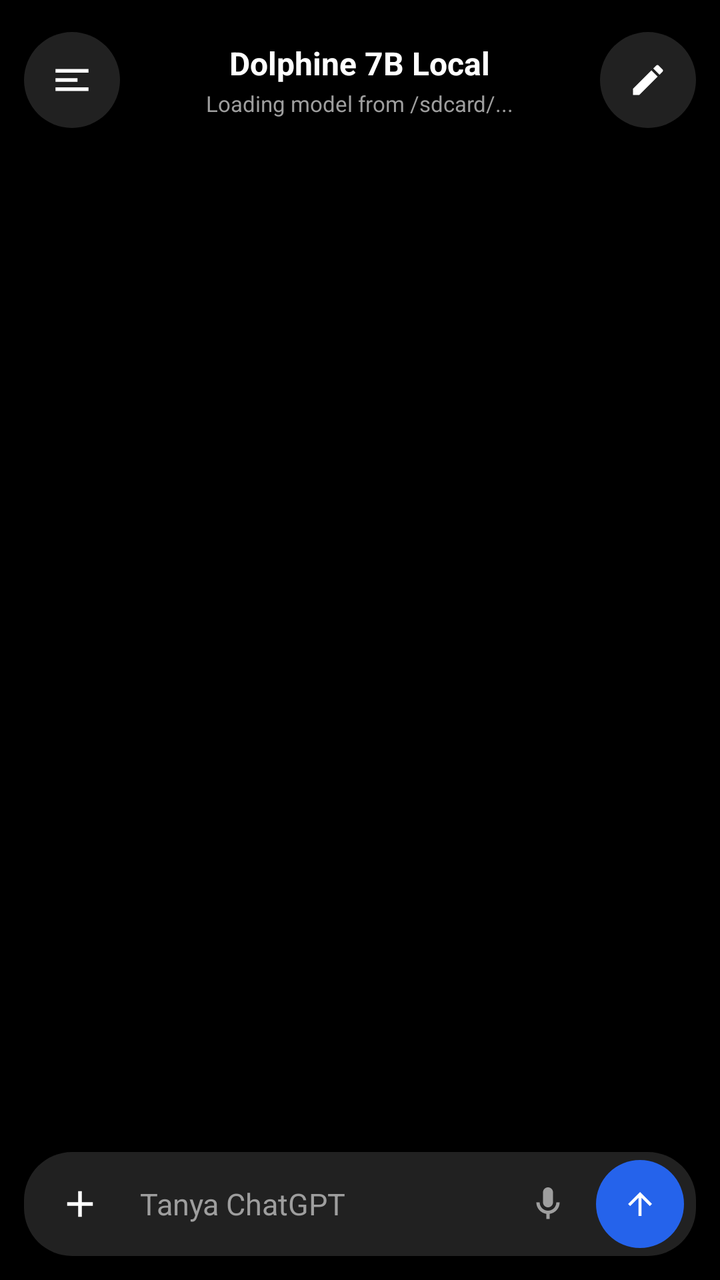
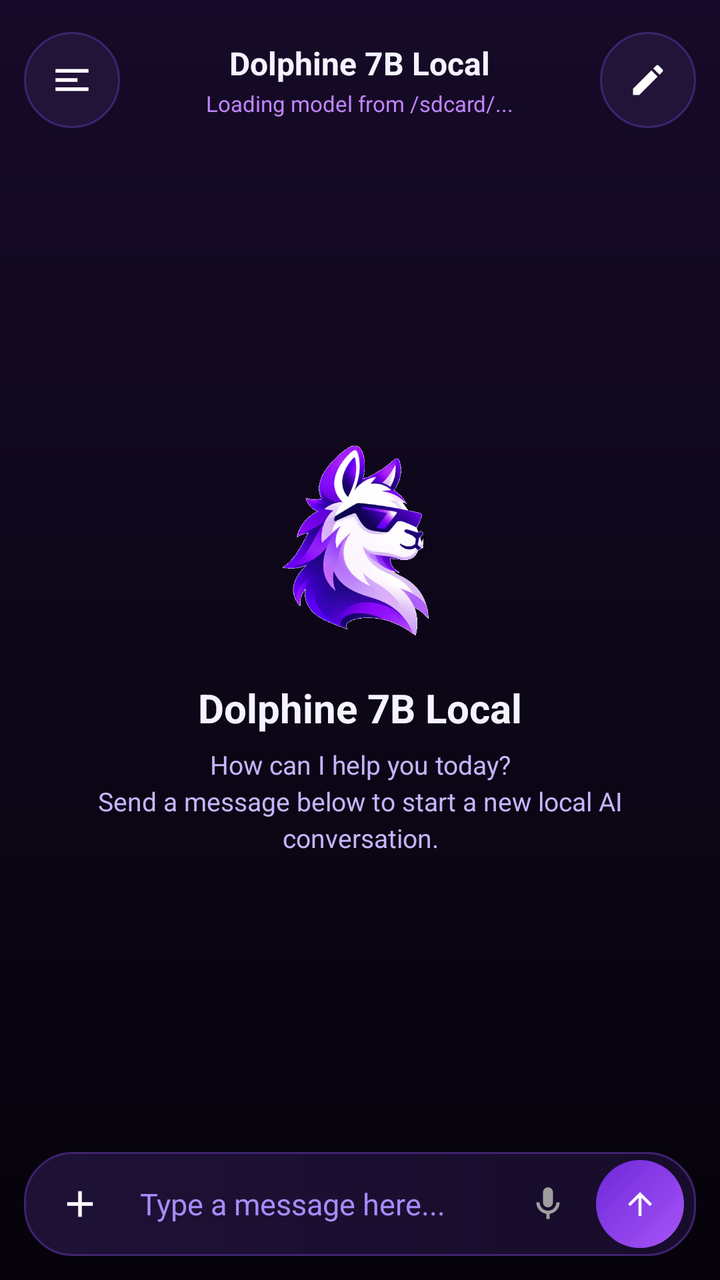

The first picture is an Android layout as it rendered before a commit; the second is the same layout after the commit. The layout source and the unified diff follow.
<!-- AndroidManifest.xml: activity theme Theme.MyApplication -->
<!-- res/layout/activity_main.xml -->
<?xml version="1.0" encoding="utf-8"?>
<androidx.drawerlayout.widget.DrawerLayout xmlns:android="http://schemas.android.com/apk/res/android"
    android:id="@+id/drawerLayout"
    android:layout_width="match_parent"
    android:layout_height="match_parent"
    android:background="#000000"
    android:fitsSystemWindows="true">

    
    <LinearLayout
        android:id="@+id/rootContainer"
        android:layout_width="match_parent"
        android:layout_height="match_parent"
        android:background="#000000"
        android:orientation="vertical"
        android:padding="12dp">

        
        <LinearLayout
            android:id="@+id/toolbarHeader"
            android:layout_width="match_parent"
            android:layout_height="wrap_content"
            android:gravity="center_vertical"
            android:orientation="horizontal"
            android:paddingTop="4dp"
            android:paddingBottom="8dp">

            <ImageButton
                android:id="@+id/btnMenuHamburger"
                android:layout_width="48dp"
                android:layout_height="48dp"
                android:background="@drawable/bg_circle_dark"
                android:contentDescription="@string/content_desc_menu"
                android:padding="12dp"
                android:scaleType="centerInside"
                android:src="@drawable/ic_menu_hamburger" />

            <LinearLayout
                android:layout_width="0dp"
                android:layout_height="wrap_content"
                android:layout_marginStart="12dp"
                android:layout_marginEnd="12dp"
                android:layout_weight="1"
                android:gravity="center"
                android:orientation="vertical">

                <TextView
                    android:id="@+id/tvAppTitle"
                    android:layout_width="wrap_content"
                    android:layout_height="wrap_content"
                    android:text="@string/app_name"
                    android:textColor="#FFFFFF"
                    android:textSize="16sp"
                    android:textStyle="bold" />

                <TextView
                    android:id="@+id/tvModelStatus"
                    android:layout_width="wrap_content"
                    android:layout_height="wrap_content"
                    android:layout_marginTop="2dp"
                    android:ellipsize="end"
                    android:maxLines="1"
                    android:text="@string/status_loading_model"
                    android:textColor="#9E9E9E"
                    android:textSize="11sp" />
            </LinearLayout>

            <ImageButton
                android:id="@+id/btnClearChat"
                android:layout_width="48dp"
                android:layout_height="48dp"
                android:background="@drawable/bg_circle_dark"
                android:contentDescription="@string/content_desc_new_chat"
                android:padding="13dp"
                android:scaleType="centerInside"
                android:src="@drawable/ic_new_chat" />
        </LinearLayout>

        
        <androidx.recyclerview.widget.RecyclerView
            android:id="@+id/recyclerViewChat"
            android:layout_width="match_parent"
            android:layout_height="0dp"
            android:layout_weight="1"
            android:clipToPadding="false"
            android:paddingTop="8dp"
            android:paddingBottom="8dp"
            android:scrollbars="vertical" />

        
        <LinearLayout
            android:id="@+id/inputBarContainer"
            android:layout_width="match_parent"
            android:layout_height="wrap_content"
            android:layout_marginTop="6dp"
            android:background="@drawable/bg_pill_input"
            android:gravity="center_vertical"
            android:minHeight="52dp"
            android:orientation="horizontal"
            android:paddingStart="6dp"
            android:paddingTop="4dp"
            android:paddingEnd="6dp"
            android:paddingBottom="4dp">

            <ImageButton
                android:id="@+id/btnPlus"
                android:layout_width="44dp"
                android:layout_height="44dp"
                android:background="?android:attr/selectableItemBackgroundBorderless"
                android:contentDescription="@string/content_desc_attach"
                android:padding="10dp"
                android:scaleType="centerInside"
                android:src="@drawable/ic_plus" />

            <EditText
                android:id="@+id/editTextMessage"
                android:layout_width="0dp"
                android:layout_height="wrap_content"
                android:layout_weight="1"
                android:background="@android:color/transparent"
                android:hint="@string/hint_ask_chatgpt"
                android:imeOptions="actionSend"
                android:importantForAutofill="no"
                android:inputType="textCapSentences|textMultiLine"
                android:maxLines="4"
                android:minHeight="44dp"
                android:paddingStart="8dp"
                android:paddingTop="10dp"
                android:paddingEnd="8dp"
                android:paddingBottom="10dp"
                android:textColor="#FFFFFF"
                android:textColorHint="#9E9E9E"
                android:textSize="15sp" />

            <ImageButton
                android:id="@+id/btnMic"
                android:layout_width="44dp"
                android:layout_height="44dp"
                android:background="?android:attr/selectableItemBackgroundBorderless"
                android:contentDescription="@string/content_desc_voice"
                android:padding="11dp"
                android:scaleType="centerInside"
                android:src="@drawable/ic_mic" />

            <ImageButton
                android:id="@+id/btnSend"
                android:layout_width="44dp"
                android:layout_height="44dp"
                android:layout_marginStart="2dp"
                android:background="@drawable/bg_send_circle_blue"
                android:contentDescription="@string/content_desc_send_message"
                android:padding="12dp"
                android:scaleType="centerInside"
                android:src="@drawable/ic_arrow_up" />
        </LinearLayout>

    </LinearLayout>

    
    <LinearLayout
        android:id="@+id/sidebarDrawer"
        android:layout_width="300dp"
        android:layout_height="match_parent"
        android:layout_gravity="start"
        android:background="#171717"
        android:clickable="true"
        android:focusable="true"
        android:orientation="vertical"
        android:padding="16dp">

        
        <LinearLayout
            android:layout_width="match_parent"
            android:layout_height="wrap_content"
            android:gravity="center_vertical"
            android:orientation="horizontal"
            android:paddingBottom="12dp">

            <TextView
                android:id="@+id/tvDrawerTitle"
                android:layout_width="0dp"
                android:layout_height="wrap_content"
                android:layout_weight="1"
                android:text="@string/drawer_title"
                android:textColor="#FFFFFF"
                android:textSize="20sp"
                android:textStyle="bold" />

            <ImageButton
                android:id="@+id/btnDrawerSearch"
                android:layout_width="44dp"
                android:layout_height="44dp"
                android:background="@drawable/bg_circle_dark"
                android:contentDescription="@string/content_desc_search"
                android:padding="11dp"
                android:scaleType="centerInside"
                android:src="@drawable/ic_search" />

            <ImageButton
                android:id="@+id/btnDrawerNewChat"
                android:layout_width="44dp"
                android:layout_height="44dp"
                android:layout_marginStart="8dp"
                android:background="@drawable/bg_circle_dark"
                android:contentDescription="@string/content_desc_new_chat"
                android:padding="11dp"
                android:scaleType="centerInside"
                android:src="@drawable/ic_new_chat" />
        </LinearLayout>

        <View
            android:layout_width="match_parent"
            android:layout_height="1dp"
            android:layout_marginBottom="8dp"
            android:background="#262626" />

        
        <androidx.recyclerview.widget.RecyclerView
            android:id="@+id/recyclerViewHistory"
            android:layout_width="match_parent"
            android:layout_height="0dp"
            android:layout_weight="1"
            android:clipToPadding="false"
            android:scrollbars="vertical" />

    </LinearLayout>

</androidx.drawerlayout.widget.DrawerLayout>
<!-- resources referenced by this layout -->
<resources>
  <!-- drawable bg_circle_dark (drawable) -->
  <?xml version="1.0" encoding="utf-8"?>
  <ripple xmlns:android="http://schemas.android.com/apk/res/android"
      android:color="#33FFFFFF">
      <item>
          <shape android:shape="oval">
              <solid android:color="#212121" />
          </shape>
      </item>
  </ripple>
  <!-- drawable bg_pill_input (drawable) -->
  <?xml version="1.0" encoding="utf-8"?>
  <shape xmlns:android="http://schemas.android.com/apk/res/android"
      android:shape="rectangle">
      <solid android:color="#212121" />
      <corners android:radius="24dp" />
  </shape>
  <!-- drawable bg_send_circle_blue (drawable) -->
  <?xml version="1.0" encoding="utf-8"?>
  <ripple xmlns:android="http://schemas.android.com/apk/res/android"
      android:color="#40FFFFFF">
      <item>
          <shape android:shape="oval">
              <solid android:color="#2563EB" />
          </shape>
      </item>
  </ripple>
  <string name="content_desc_attach">Add attachment</string>
  <string name="content_desc_menu">Open navigation drawer</string>
  <string name="content_desc_new_chat">New Chat</string>
  <string name="content_desc_search">Search history</string>
  <string name="content_desc_voice">Voice input</string>
  <string name="drawer_title">ChatGPT</string>
  <string name="hint_ask_chatgpt">Tanya ChatGPT</string>
  <!-- unchanged entries left out for length: 10 -->
</resources>

<!-- the commit's change to res/layout/activity_main.xml (unified diff, before → after) -->
@@ -3,7 +3,7 @@
     android:id="@+id/drawerLayout"
     android:layout_width="match_parent"
     android:layout_height="match_parent"
-    android:background="#000000"
+    android:background="@drawable/bg_main_gradient"
     android:fitsSystemWindows="true">
 
     
@@ -11,7 +11,7 @@
         android:id="@+id/rootContainer"
         android:layout_width="match_parent"
         android:layout_height="match_parent"
-        android:background="#000000"
+        android:background="@drawable/bg_main_gradient"
         android:orientation="vertical"
         android:padding="12dp">
 
@@ -49,7 +49,7 @@
                     android:layout_width="wrap_content"
                     android:layout_height="wrap_content"
                     android:text="@string/app_name"
-                    android:textColor="#FFFFFF"
+                    android:textColor="#F5F3FF"
                     android:textSize="16sp"
                     android:textStyle="bold" />
 
@@ -61,7 +61,7 @@
                     android:ellipsize="end"
                     android:maxLines="1"
                     android:text="@string/status_loading_model"
-                    android:textColor="#9E9E9E"
+                    android:textColor="#C084FC"
                     android:textSize="11sp" />
             </LinearLayout>
 
@@ -77,15 +77,65 @@
         </LinearLayout>
 
         
-        <androidx.recyclerview.widget.RecyclerView
-            android:id="@+id/recyclerViewChat"
+        <FrameLayout
+            android:id="@+id/chatAreaContainer"
             android:layout_width="match_parent"
             android:layout_height="0dp"
-            android:layout_weight="1"
-            android:clipToPadding="false"
-            android:paddingTop="8dp"
-            android:paddingBottom="8dp"
-            android:scrollbars="vertical" />
+            android:layout_weight="1">
+
+            <androidx.recyclerview.widget.RecyclerView
+                android:id="@+id/recyclerViewChat"
+                android:layout_width="match_parent"
+                android:layout_height="match_parent"
+                android:clipToPadding="false"
+                android:paddingTop="8dp"
+                android:paddingBottom="8dp"
+                android:scrollbars="vertical" />
+
+            
+            <LinearLayout
+                android:id="@+id/emptyChatWelcomeContainer"
+                android:layout_width="match_parent"
+                android:layout_height="wrap_content"
+                android:layout_gravity="center"
+                android:background="@android:color/transparent"
+                android:gravity="center"
+                android:orientation="vertical"
+                android:padding="24dp">
+
+                <ImageView
+                    android:id="@+id/ivEmptyChatLogo"
+                    android:layout_width="112dp"
+                    android:layout_height="112dp"
+                    android:background="@android:color/transparent"
+                    android:contentDescription="@string/content_desc_app_icon"
+                    android:scaleType="fitCenter"
+                    android:src="@drawable/img_app_logo_transparent" />
+
+                <TextView
+                    android:id="@+id/tvEmptyChatTitle"
+                    android:layout_width="wrap_content"
+                    android:layout_height="wrap_content"
+                    android:layout_marginTop="14dp"
+                    android:gravity="center"
+                    android:text="@string/empty_chat_title"
+                    android:textColor="#F5F3FF"
+                    android:textSize="20sp"
+                    android:textStyle="bold" />
+
+                <TextView
+                    android:id="@+id/tvEmptyChatSubtitle"
+                    android:layout_width="wrap_content"
+                    android:layout_height="wrap_content"
+                    android:layout_marginTop="6dp"
+                    android:gravity="center"
+                    android:lineSpacingExtra="3dp"
+                    android:maxWidth="280dp"
+                    android:text="@string/empty_chat_subtitle"
+                    android:textColor="#C4B5FD"
+                    android:textSize="13sp" />
+            </LinearLayout>
+        </FrameLayout>
 
         
         <LinearLayout
@@ -118,7 +168,7 @@
                 android:layout_height="wrap_content"
                 android:layout_weight="1"
                 android:background="@android:color/transparent"
-                android:hint="@string/hint_ask_chatgpt"
+                android:hint="@string/hint_ask_libllam"
                 android:imeOptions="actionSend"
                 android:importantForAutofill="no"
                 android:inputType="textCapSentences|textMultiLine"
@@ -128,8 +178,8 @@
                 android:paddingTop="10dp"
                 android:paddingEnd="8dp"
                 android:paddingBottom="10dp"
-                android:textColor="#FFFFFF"
-                android:textColorHint="#9E9E9E"
+                android:textColor="#F5F3FF"
+                android:textColorHint="#A78BFA"
                 android:textSize="15sp" />
 
             <ImageButton
@@ -159,10 +209,10 @@
     
     <LinearLayout
         android:id="@+id/sidebarDrawer"
-        android:layout_width="300dp"
+        android:layout_width="310dp"
         android:layout_height="match_parent"
         android:layout_gravity="start"
-        android:background="#171717"
+        android:background="@drawable/bg_main_gradient"
         android:clickable="true"
         android:focusable="true"
         android:orientation="vertical"
@@ -174,17 +224,32 @@
             android:layout_height="wrap_content"
             android:gravity="center_vertical"
             android:orientation="horizontal"
-            android:paddingBottom="12dp">
-
-            <TextView
-                android:id="@+id/tvDrawerTitle"
+            android:paddingBottom="10dp">
+
+            <LinearLayout
                 android:layout_width="0dp"
                 android:layout_height="wrap_content"
                 android:layout_weight="1"
-                android:text="@string/drawer_title"
-                android:textColor="#FFFFFF"
-                android:textSize="20sp"
-                android:textStyle="bold" />
+                android:orientation="vertical">
+
+                <TextView
+                    android:id="@+id/tvDrawerTitle"
+                    android:layout_width="wrap_content"
+                    android:layout_height="wrap_content"
+                    android:text="@string/drawer_title"
+                    android:textColor="#F5F3FF"
+                    android:textSize="19sp"
+                    android:textStyle="bold" />
+
+                <TextView
+                    android:id="@+id/tvDrawerSubtitle"
+                    android:layout_width="wrap_content"
+                    android:layout_height="wrap_content"
+                    android:layout_marginTop="2dp"
+                    android:text="@string/drawer_sessions_subtitle"
+                    android:textColor="#C084FC"
+                    android:textSize="11sp" />
+            </LinearLayout>
 
             <ImageButton
                 android:id="@+id/btnDrawerSearch"
@@ -208,20 +273,111 @@
                 android:src="@drawable/ic_new_chat" />
         </LinearLayout>
 
+        
+        <EditText
+            android:id="@+id/editDrawerSearch"
+            android:layout_width="match_parent"
+            android:layout_height="42dp"
+            android:layout_marginBottom="10dp"
+            android:background="@drawable/bg_chip_preset"
+            android:hint="@string/hint_search_sessions"
+            android:imeOptions="actionSearch"
+            android:importantForAutofill="no"
+            android:inputType="text"
+            android:maxLines="1"
+            android:paddingStart="12dp"
+            android:paddingEnd="12dp"
+            android:textColor="#F5F3FF"
+            android:textColorHint="#A78BFA"
+            android:textSize="13sp"
+            android:visibility="gone" />
+
         <View
             android:layout_width="match_parent"
             android:layout_height="1dp"
-            android:layout_marginBottom="8dp"
-            android:background="#262626" />
-
-        
-        <androidx.recyclerview.widget.RecyclerView
-            android:id="@+id/recyclerViewHistory"
+            android:layout_marginBottom="10dp"
+            android:background="#3E236E" />
+
+        
+        <FrameLayout
+            android:id="@+id/drawerHistoryContainer"
             android:layout_width="match_parent"
             android:layout_height="0dp"
-            android:layout_weight="1"
-            android:clipToPadding="false"
-            android:scrollbars="vertical" />
+            android:layout_weight="1">
+
+            
+            <androidx.recyclerview.widget.RecyclerView
+                android:id="@+id/recyclerViewHistory"
+                android:layout_width="match_parent"
+                android:layout_height="match_parent"
+                android:clipToPadding="false"
+                android:scrollbars="vertical" />
+
+            
+            <TextView
+                android:id="@+id/tvEmptyHistory"
+                android:layout_width="match_parent"
+                android:layout_height="wrap_content"
+                android:layout_gravity="center"
+                android:gravity="center"
+                android:padding="16dp"
+                android:text="@string/empty_session_history"
+                android:textColor="#A78BFA"
+                android:textSize="13sp"
+                android:visibility="gone" />
+        </FrameLayout>
+
+        <View
+            android:layout_width="match_parent"
+            android:layout_height="1dp"
+            android:layout_marginTop="8dp"
+            android:layout_marginBottom="10dp"
+            android:background="#3E236E" />
+
+        
+        <LinearLayout
+            android:id="@+id/btnDrawerSettings"
+            android:layout_width="match_parent"
+            android:layout_height="wrap_content"
+            android:background="@drawable/bg_chip_preset"
+            android:clickable="true"
+            android:focusable="true"
+            android:gravity="center_vertical"
+            android:minHeight="52dp"
+            android:orientation="horizontal"
+            android:padding="12dp">
+
+            <ImageView
+                android:layout_width="22dp"
+                android:layout_height="22dp"
+                android:contentDescription="@string/content_desc_settings"
+                android:src="@drawable/ic_settings" />
+
+            <LinearLayout
+                android:layout_width="0dp"
+                android:layout_height="wrap_content"
+                android:layout_marginStart="12dp"
+                android:layout_weight="1"
+                android:orientation="vertical">
+
+                <TextView
+                    android:layout_width="wrap_content"
+                    android:layout_height="wrap_content"
+                    android:text="@string/drawer_settings_button"
+                    android:textColor="#F5F3FF"
+                    android:textSize="13sp"
+                    android:textStyle="bold" />
+
+                <TextView
+                    android:id="@+id/tvDrawerSettingsSummary"
+                    android:layout_width="wrap_content"
+                    android:layout_height="wrap_content"
+                    android:layout_marginTop="2dp"
+                    android:text="@string/drawer_settings_summary_default"
+                    android:textColor="#C084FC"
+                    android:textSize="11sp" />
+            </LinearLayout>
+        </LinearLayout>
 
     </LinearLayout>
 
<!-- resource entries referenced after the edit -->
@@ -1,21 +1,56 @@
 <!-- resources referenced by this layout -->
 <resources>
+  <!-- drawable bg_chip_preset (drawable) -->
+  <?xml version="1.0" encoding="utf-8"?>
+  <shape xmlns:android="http://schemas.android.com/apk/res/android"
+      android:shape="rectangle">
+      <gradient
+          android:angle="135"
+          android:startColor="#261442"
+          android:endColor="#1A0D30"
+          android:type="linear" />
+      <corners android:radius="12dp" />
+      <stroke
+          android:width="1dp"
+          android:color="#4C2882" />
+  </shape>
   <!-- drawable bg_circle_dark (drawable) -->
   <?xml version="1.0" encoding="utf-8"?>
   <ripple xmlns:android="http://schemas.android.com/apk/res/android"
-      android:color="#33FFFFFF">
+      android:color="#33C084FC">
       <item>
           <shape android:shape="oval">
-              <solid android:color="#212121" />
+              <solid android:color="#221338" />
+              <stroke
+                  android:width="1dp"
+                  android:color="#3E236E" />
           </shape>
       </item>
   </ripple>
+  <!-- drawable bg_main_gradient (drawable) -->
+  <?xml version="1.0" encoding="utf-8"?>
+  <shape xmlns:android="http://schemas.android.com/apk/res/android"
+      android:shape="rectangle">
+      <gradient
+          android:angle="270"
+          android:startColor="@color/bg_gradient_start"
+          android:centerColor="@color/bg_gradient_center"
+          android:endColor="@color/bg_gradient_end"
+          android:type="linear" />
+  </shape>
   <!-- drawable bg_pill_input (drawable) -->
   <?xml version="1.0" encoding="utf-8"?>
   <shape xmlns:android="http://schemas.android.com/apk/res/android"
       android:shape="rectangle">
-      <solid android:color="#212121" />
+      <gradient
+          android:angle="0"
+          android:startColor="#1E1136"
+          android:endColor="#170C2B"
+          android:type="linear" />
       <corners android:radius="24dp" />
+      <stroke
+          android:width="1dp"
+          android:color="#3E236E" />
   </shape>
   <!-- drawable bg_send_circle_blue (drawable) -->
   <?xml version="1.0" encoding="utf-8"?>
@@ -23,17 +58,45 @@
       android:color="#40FFFFFF">
       <item>
           <shape android:shape="oval">
-              <solid android:color="#2563EB" />
+              <gradient
+                  android:angle="135"
+                  android:startColor="#A855F7"
+                  android:endColor="#6D28D9"
+                  android:type="linear" />
           </shape>
       </item>
   </ripple>
-  <string name="content_desc_attach">Add attachment</string>
-  <string name="content_desc_menu">Open navigation drawer</string>
-  <string name="content_desc_new_chat">New Chat</string>
-  <string name="content_desc_search">Search history</string>
-  <string name="content_desc_voice">Voice input</string>
-  <string name="drawer_title">ChatGPT</string>
-  <string name="hint_ask_chatgpt">Tanya ChatGPT</string>
+  <!-- drawable ic_settings (drawable) -->
+  <?xml version="1.0" encoding="utf-8"?>
+  <vector xmlns:android="http://schemas.android.com/apk/res/android"
+      android:width="24dp"
+      android:height="24dp"
+      android:viewportWidth="24"
+      android:viewportHeight="24">
+      <path
+          android:fillColor="#FFFFFF"
+          android:pathData="M3,17v2h6v-2H3zM3,5v2h10V5H3zM13,21v-2h8v-2h-8v-2h-2v6h2zM7,9v2H3v2h4v2h2V9H7zM21,13v-2H11v2h10zM15,9h2V7h4V5h-4V3h-2v6z" />
+  </vector>
+  <!-- drawable img_app_logo_transparent: png bitmap (drawable, 117610 bytes) -->
+  <string name="content_desc_app_icon">Dolphine 7B Local Icon</string>
+  <string name="content_desc_attach">Check model status</string>
+  <string name="content_desc_menu">Open chat session history menu</string>
+  <string name="content_desc_new_chat">Start a new chat session</string>
+  <string name="content_desc_search">Search chat history</string>
+  <string name="content_desc_settings">Inference &amp; RAM Settings</string>
+  <string name="content_desc_voice">Focus message input</string>
+  <string name="drawer_sessions_subtitle">Automatically saved to local database</string>
+  <string name="drawer_settings_button">Inference &amp; RAM Settings</string>
+  <string name="drawer_settings_summary_default">4 Threads • 512 Ctx • 64 Tokens</string>
+  <string name="drawer_title">Chat History</string>
+  <string name="empty_chat_subtitle">How can I help you today?\nSend a message below to start a new local AI conversation.</string>
+  <string name="empty_chat_title">Dolphine 7B Local</string>
+  <string name="empty_session_history">No chat sessions yet.\nSend a message to automatically save your conversation.</string>
+  <string name="hint_ask_libllam">Type a message here...</string>
+  <string name="hint_search_sessions">Search chat sessions...</string>
+  <color name="bg_gradient_start">#FF160B28</color>
+  <color name="bg_gradient_center">#FF0D0618</color>
+  <color name="bg_gradient_end">#FF06030B</color>
   <!-- unchanged entries left out for length: 10 -->
 </resources>
 
